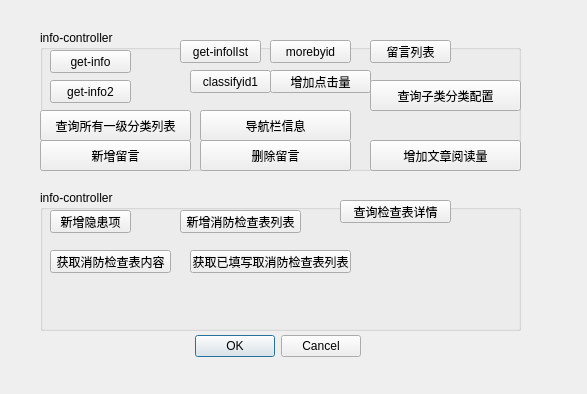
Before: the Qt Designer form CommandCenter/MainApp/hsftestdialog.ui in LDevin/CommandCenter, drawn with Qt 5.
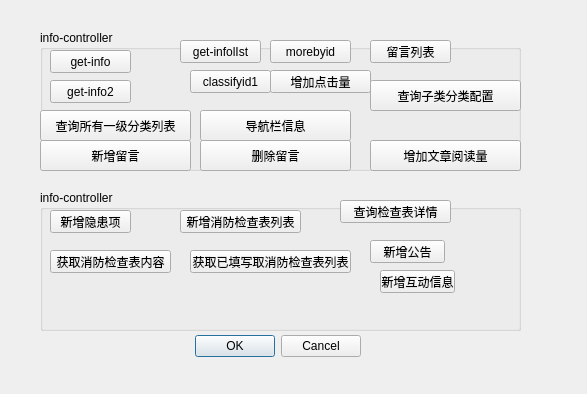
After: the same form once the commit is applied.

The edit to the form file:
```diff
--- a/CommandCenter/MainApp/hsftestdialog.ui
+++ b/CommandCenter/MainApp/hsftestdialog.ui
@@ -288,6 +288,32 @@
      <string>查询检查表详情</string>
     </property>
    </widget>
+   <widget class="QPushButton" name="addMessage">
+    <property name="geometry">
+     <rect>
+      <x>330</x>
+      <y>50</y>
+      <width>75</width>
+      <height>23</height>
+     </rect>
+    </property>
+    <property name="text">
+     <string>新增公告</string>
+    </property>
+   </widget>
+   <widget class="QPushButton" name="addComment">
+    <property name="geometry">
+     <rect>
+      <x>340</x>
+      <y>80</y>
+      <width>75</width>
+      <height>23</height>
+     </rect>
+    </property>
+    <property name="text">
+     <string>新增互动信息</string>
+    </property>
+   </widget>
   </widget>
  </widget>
  <resources/>
```
